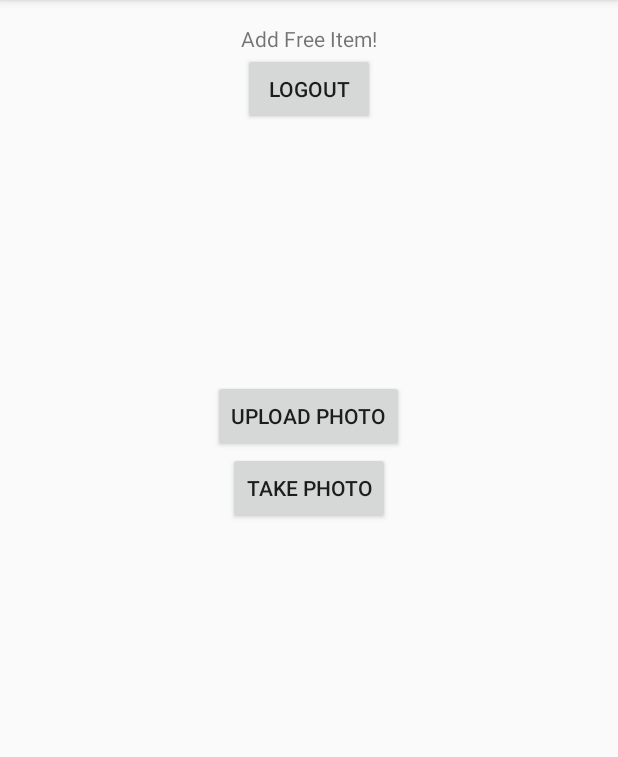
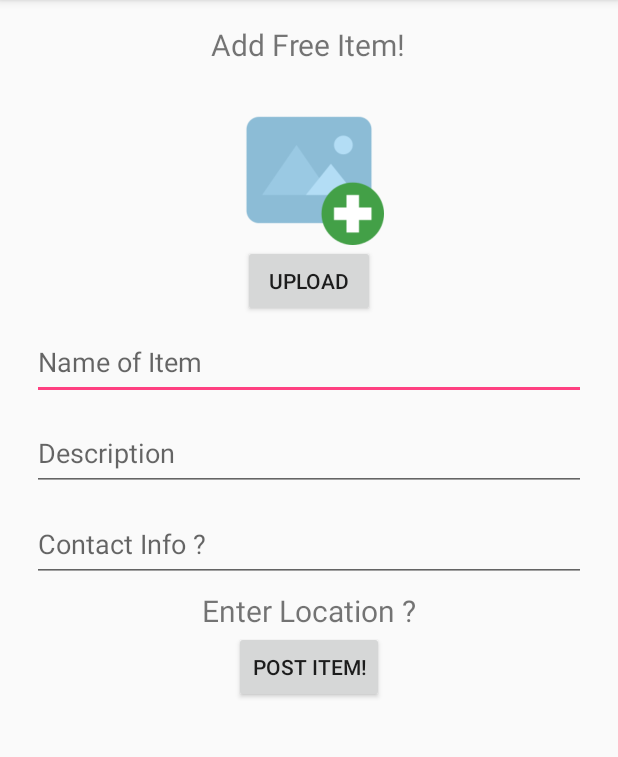
Before and after one commit to dakhila/FreeShyt, an Android app: the screen it shows after launch once a user with an empty profile is signed in (ProfileActivity), on a phone screen of 412 x 824 dp, the part 84-841 px from its top. Run offline under Robolectric (Android 15) with nearby library versions, the phone set to English and light mode, and no system bars; our stand-ins replace Firebase (no records; nobody signed in at launch, a user with empty details on screens opened directly).

Commit message:
Add item page upgrades

```diff
--- a/app/src/main/res/layout/activity_profile.xml
+++ b/app/src/main/res/layout/activity_profile.xml
@@ -29,22 +29,33 @@
             android:layout_height="wrap_content"
             android:text="Add Free Item!"
             android:id="@+id/add_Item_title"
-            android:layout_gravity="center_horizontal" />
+            android:layout_gravity="center_horizontal"
+            android:textSize="20dp"
+            />
 
-        <Button
-            android:layout_width="wrap_content"
-            android:layout_height="wrap_content"
-            android:text="Logout"
-            android:id="@+id/buttonLogout"
-            android:layout_gravity="center_horizontal" />
+        <!--<Button-->
+            <!--android:layout_width="wrap_content"-->
+            <!--android:layout_height="wrap_content"-->
+            <!--android:text="Logout"-->
+            <!--android:id="@+id/buttonLogout"-->
+            <!--android:layout_gravity="center_horizontal" />-->
+
+        <!--<ImageView-->
+            <!--android:layout_width="112dp"-->
+            <!--android:layout_height="112dp"-->
+            <!--android:background="#000"/>-->
+        <!---->
+        <!---->
 
 
         <ImageView
-            android:layout_width="150dp"
-            android:layout_height="150dp"
+            android:layout_width="100dp"
+            android:layout_height="100dp"
             android:id="@+id/image_view"
             android:layout_gravity="center_horizontal"
             android:layout_marginTop="20dp"
+            android:src="@drawable/add_image"
+
             />
         <!--<LinearLayout-->
             <!--android:layout_width="match_parent"-->
@@ -63,22 +74,71 @@
             <Button
                 android:layout_width="wrap_content"
                 android:layout_height="wrap_content"
-                android:text="Upload Photo"
-                android:id="@+id/button_gallery"
+                android:text="Upload"
+                android:id="@+id/button_upload"
                 android:layout_alignParentTop="true"
                 android:layout_alignParentLeft="true"
                 android:layout_alignParentStart="true"
                 android:layout_gravity="center_horizontal" />
+
+            <!--<Button-->
+                <!--android:layout_width="wrap_content"-->
+                <!--android:layout_height="wrap_content"-->
+                <!--android:text="Take Photo"-->
+                <!--android:id="@+id/buttonPhoto"-->
+                <!--android:layout_alignParentTop="true"-->
+                <!--android:layout_alignParentLeft="true"-->
+                <!--android:layout_alignParentStart="true"-->
+                <!--android:layout_gravity="center_horizontal" />-->
+
+
+            <EditText
+                android:id="@+id/text_name"
+                android:layout_margin="5dp"
+                android:hint="Name of Item"
+                android:layout_width="match_parent"
+                android:layout_height="50dp"
+                android:layout_alignParentBottom="true"
+                android:voiceSearchMode="showVoiceSearchButton|launchRecognizer"/>
+
+            <EditText
+                android:id="@+id/text_description"
+                android:layout_margin="5dp"
+                android:hint="Description"
+                android:layout_width="match_parent"
+                android:layout_height="50dp"
+                android:layout_alignParentBottom="true"
+                android:voiceSearchMode="showVoiceSearchButton|launchRecognizer"/>
+
+
+        <EditText
+            android:id="@+id/text_contact"
+            android:layout_margin="5dp"
+            android:hint="Contact Info ?"
+            android:layout_width="match_parent"
+            android:layout_height="50dp"
+            android:layout_alignParentBottom="true"
+            android:voiceSearchMode="showVoiceSearchButton|launchRecognizer"/>
+
+        <TextView
+            android:layout_width="wrap_content"
+            android:layout_height="wrap_content"
+            android:text="Enter Location ?"
+            android:id="@+id/add_Location"
+            android:layout_gravity="center_horizontal"
+            android:textSize="20dp"
+            />
+
         <Button
             android:layout_width="wrap_content"
             android:layout_height="wrap_content"
-                android:text="Take Photo"
-                android:id="@+id/buttonPhoto"
+            android:text="Post Item!"
+            android:id="@+id/button_post"
             android:layout_alignParentTop="true"
             android:layout_alignParentLeft="true"
             android:layout_alignParentStart="true"
             android:layout_gravity="center_horizontal" />
+
         <!--</LinearLayout>-->
-
     </LinearLayout>
 </RelativeLayout>
```
Also changed, not shown: app/src/main/AndroidManifest.xml (+4 -10 lines), app/src/main/java/com/firstapp/anas/freeshyt/ProfileActivity.java (+89 -47 lines), app/src/main/res/drawable/add_image.png (added). Lines whose indentation alone changed are shown as unchanged.
